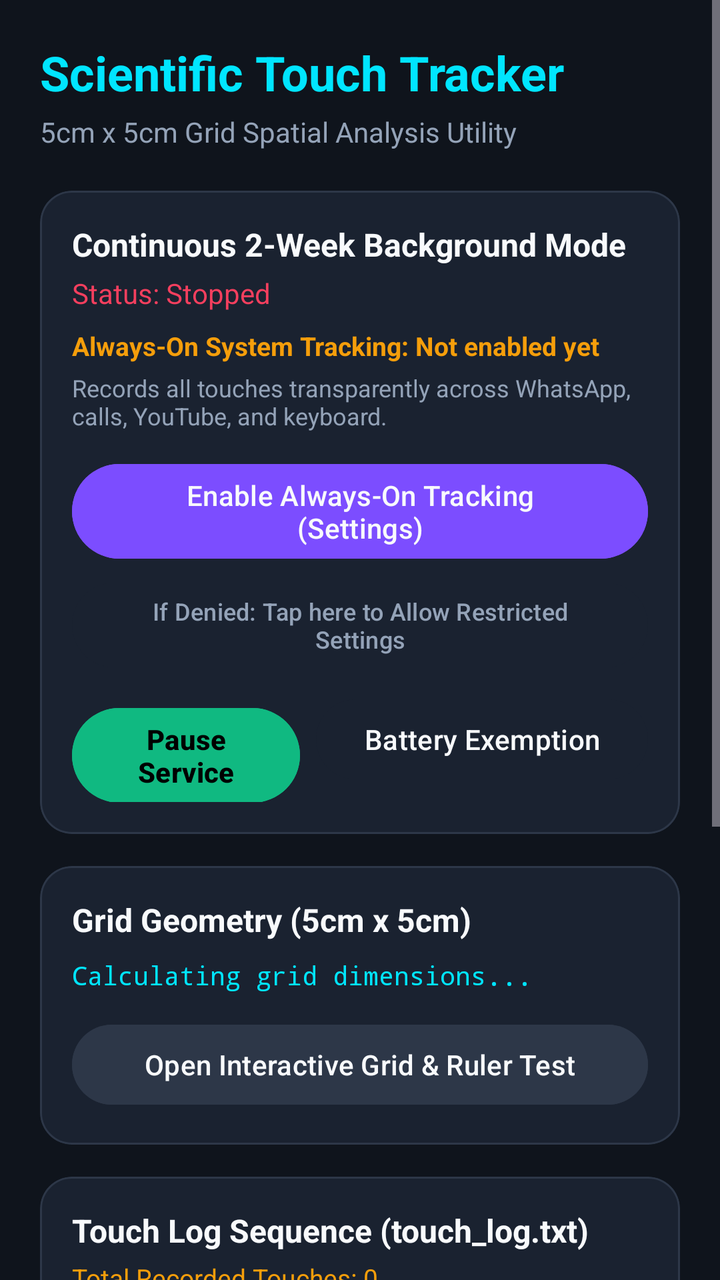
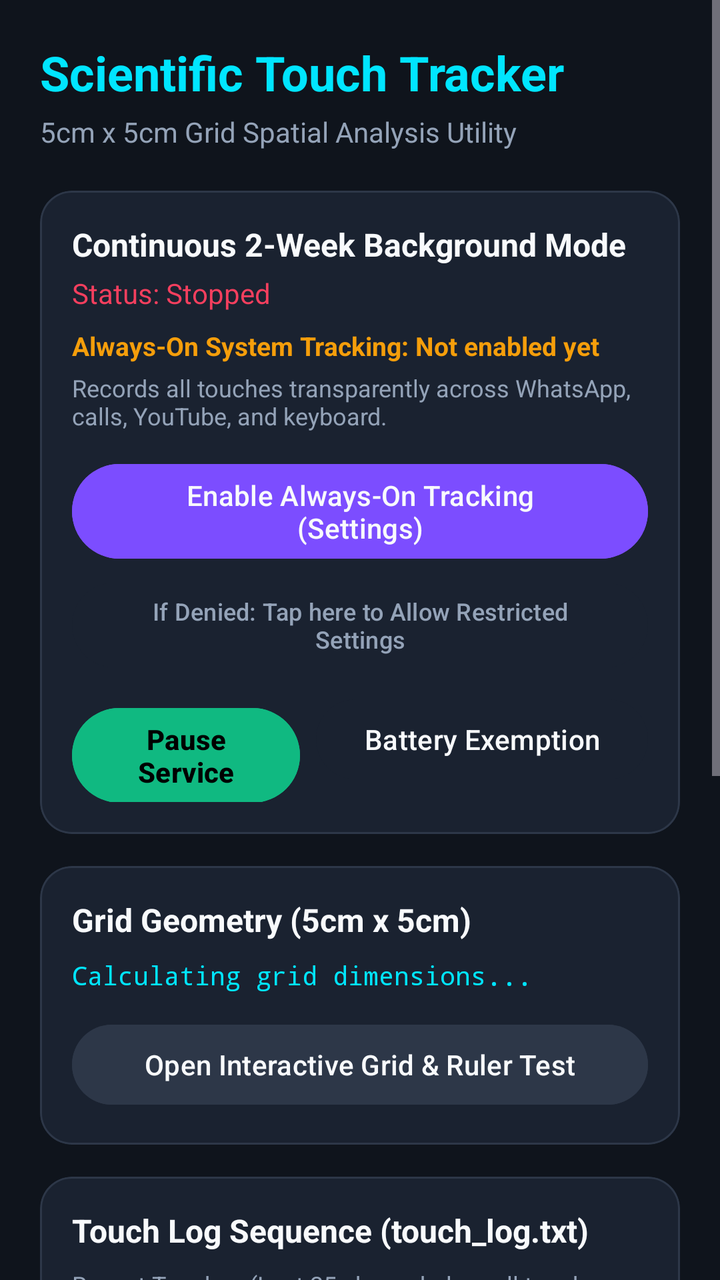

Screens rendered from an Android XML layout before and after an edit, with the pre-edit source and the edit as a unified diff.
<!-- AndroidManifest.xml: application theme Theme.PixelTouchGrid -->
<!-- res/layout/activity_main.xml -->
<?xml version="1.0" encoding="utf-8"?>
<ScrollView xmlns:android="http://schemas.android.com/apk/res/android"
    xmlns:app="http://schemas.android.com/apk/res-auto"
    android:layout_width="match_parent"
    android:layout_height="match_parent"
    android:background="@color/background_dark"
    android:fillViewport="true">

    <LinearLayout
        android:layout_width="match_parent"
        android:layout_height="wrap_content"
        android:orientation="vertical"
        android:padding="20dp">

        
        <TextView
            android:layout_width="wrap_content"
            android:layout_height="wrap_content"
            android:text="Scientific Touch Tracker"
            android:textColor="@color/primary"
            android:textSize="24sp"
            android:textStyle="bold" />

        <TextView
            android:layout_width="wrap_content"
            android:layout_height="wrap_content"
            android:layout_marginTop="4dp"
            android:text="5cm x 5cm Grid Spatial Analysis Utility"
            android:textColor="@color/text_secondary"
            android:textSize="14sp" />

        
        <com.google.android.material.card.MaterialCardView
            android:layout_width="match_parent"
            android:layout_height="wrap_content"
            android:layout_marginTop="20dp"
            app:cardBackgroundColor="@color/surface_dark"
            app:cardCornerRadius="16dp"
            app:cardElevation="0dp"
            app:strokeColor="@color/card_stroke"
            app:strokeWidth="1dp">

            <LinearLayout
                android:layout_width="match_parent"
                android:layout_height="wrap_content"
                android:orientation="vertical"
                android:padding="16dp">

                <TextView
                    android:layout_width="wrap_content"
                    android:layout_height="wrap_content"
                    android:text="Continuous 2-Week Background Mode"
                    android:textColor="@color/text_primary"
                    android:textSize="16sp"
                    android:textStyle="bold" />

                <TextView
                    android:id="@+id/tvServiceStatus"
                    android:layout_width="wrap_content"
                    android:layout_height="wrap_content"
                    android:layout_marginTop="4dp"
                    android:text="Status: Stopped"
                    android:textColor="@color/accent_rose"
                    android:textSize="14sp" />

                <TextView
                    android:id="@+id/tvAccessibilityStatus"
                    android:layout_width="match_parent"
                    android:layout_height="wrap_content"
                    android:layout_marginTop="8dp"
                    android:text="Always-On System Tracking: Not enabled yet"
                    android:textColor="@color/accent_amber"
                    android:textSize="13sp"
                    android:textStyle="bold" />

                <TextView
                    android:layout_width="match_parent"
                    android:layout_height="wrap_content"
                    android:layout_marginTop="4dp"
                    android:text="Records all touches transparently across WhatsApp, calls, YouTube, and keyboard."
                    android:textColor="@color/text_secondary"
                    android:textSize="12sp" />

                <Button
                    android:id="@+id/btnOpenAccessibility"
                    android:layout_width="match_parent"
                    android:layout_height="wrap_content"
                    android:layout_marginTop="12dp"
                    android:backgroundTint="@color/secondary"
                    android:text="Enable Always-On Tracking (Settings)"
                    android:textColor="@color/text_primary" />

                <Button
                    android:id="@+id/btnUnlockRestricted"
                    android:layout_width="match_parent"
                    android:layout_height="wrap_content"
                    android:layout_marginTop="4dp"
                    android:backgroundTint="@color/surface_dark"
                    android:text="If Denied: Tap here to Allow Restricted Settings"
                    android:textColor="@color/text_secondary"
                    android:textSize="12sp" />

                <LinearLayout
                    android:layout_width="match_parent"
                    android:layout_height="wrap_content"
                    android:layout_marginTop="8dp"
                    android:orientation="horizontal">

                    <Button
                        android:id="@+id/btnToggleService"
                        android:layout_width="0dp"
                        android:layout_height="wrap_content"
                        android:layout_weight="1"
                        android:backgroundTint="@color/accent_green"
                        android:text="Pause Service"
                        android:textColor="#000000"
                        android:textStyle="bold" />

                    <Button
                        android:id="@+id/btnBatteryWhitelist"
                        android:layout_width="wrap_content"
                        android:layout_height="wrap_content"
                        android:layout_marginStart="8dp"
                        android:backgroundTint="@color/surface_dark"
                        android:text="Battery Exemption"
                        android:textColor="@color/text_primary" />
                </LinearLayout>

            </LinearLayout>
        </com.google.android.material.card.MaterialCardView>

        
        <com.google.android.material.card.MaterialCardView
            android:layout_width="match_parent"
            android:layout_height="wrap_content"
            android:layout_marginTop="16dp"
            app:cardBackgroundColor="@color/surface_dark"
            app:cardCornerRadius="16dp"
            app:cardElevation="0dp"
            app:strokeColor="@color/card_stroke"
            app:strokeWidth="1dp">

            <LinearLayout
                android:layout_width="match_parent"
                android:layout_height="wrap_content"
                android:orientation="vertical"
                android:padding="16dp">

                <TextView
                    android:layout_width="wrap_content"
                    android:layout_height="wrap_content"
                    android:text="Grid Geometry (5cm x 5cm)"
                    android:textColor="@color/text_primary"
                    android:textSize="16sp"
                    android:textStyle="bold" />

                <TextView
                    android:id="@+id/tvGridDetails"
                    android:layout_width="match_parent"
                    android:layout_height="wrap_content"
                    android:layout_marginTop="8dp"
                    android:fontFamily="monospace"
                    android:text="Calculating grid dimensions..."
                    android:textColor="@color/primary"
                    android:textSize="13sp" />

                <Button
                    android:id="@+id/btnOpenCalibration"
                    android:layout_width="match_parent"
                    android:layout_height="wrap_content"
                    android:layout_marginTop="12dp"
                    android:backgroundTint="@color/card_stroke"
                    android:text="Open Interactive Grid &amp; Ruler Test"
                    android:textColor="@color/text_primary" />

            </LinearLayout>
        </com.google.android.material.card.MaterialCardView>

        
        <com.google.android.material.card.MaterialCardView
            android:layout_width="match_parent"
            android:layout_height="wrap_content"
            android:layout_marginTop="16dp"
            app:cardBackgroundColor="@color/surface_dark"
            app:cardCornerRadius="16dp"
            app:cardElevation="0dp"
            app:strokeColor="@color/card_stroke"
            app:strokeWidth="1dp">

            <LinearLayout
                android:layout_width="match_parent"
                android:layout_height="wrap_content"
                android:orientation="vertical"
                android:padding="16dp">

                <TextView
                    android:layout_width="wrap_content"
                    android:layout_height="wrap_content"
                    android:text="Touch Log Sequence (touch_log.txt)"
                    android:textColor="@color/text_primary"
                    android:textSize="16sp"
                    android:textStyle="bold" />

                <TextView
                    android:id="@+id/tvTouchCounter"
                    android:layout_width="wrap_content"
                    android:layout_height="wrap_content"
                    android:layout_marginTop="4dp"
                    android:text="Total Recorded Touches: 0"
                    android:textColor="@color/accent_amber"
                    android:textSize="13sp" />

                
                <TextView
                    android:id="@+id/tvLogPreview"
                    android:layout_width="match_parent"
                    android:layout_height="wrap_content"
                    android:layout_marginTop="10dp"
                    android:background="#0A0E14"
                    android:fontFamily="monospace"
                    android:padding="12dp"
                    android:text="No touches recorded yet"
                    android:textColor="@color/text_primary"
                    android:textSize="14sp" />

                <LinearLayout
                    android:layout_width="match_parent"
                    android:layout_height="wrap_content"
                    android:layout_marginTop="12dp"
                    android:orientation="horizontal">

                    <Button
                        android:id="@+id/btnExportLog"
                        android:layout_width="0dp"
                        android:layout_height="wrap_content"
                        android:layout_weight="1"
                        android:backgroundTint="@color/primary"
                        android:text="Export / Share Log"
                        android:textColor="#000000"
                        android:textStyle="bold" />

                    <Button
                        android:id="@+id/btnClearLog"
                        android:layout_width="wrap_content"
                        android:layout_height="wrap_content"
                        android:layout_marginStart="8dp"
                        android:backgroundTint="@color/card_stroke"
                        android:text="Clear"
                        android:textColor="@color/accent_rose" />
                </LinearLayout>

            </LinearLayout>
        </com.google.android.material.card.MaterialCardView>

        
        <com.google.android.material.card.MaterialCardView
            android:layout_width="match_parent"
            android:layout_height="wrap_content"
            android:layout_marginTop="16dp"
            android:layout_marginBottom="24dp"
            app:cardBackgroundColor="@color/surface_dark"
            app:cardCornerRadius="16dp"
            app:cardElevation="0dp"
            app:strokeColor="@color/card_stroke"
            app:strokeWidth="1dp">

            <LinearLayout
                android:layout_width="match_parent"
                android:layout_height="wrap_content"
                android:orientation="vertical"
                android:padding="16dp">

                <TextView
                    android:layout_width="wrap_content"
                    android:layout_height="wrap_content"
                    android:text="Remote Git Over-The-Air (OTA) Updates"
                    android:textColor="@color/text_primary"
                    android:textSize="16sp"
                    android:textStyle="bold" />

                <TextView
                    android:id="@+id/tvUpdateStatus"
                    android:layout_width="wrap_content"
                    android:layout_height="wrap_content"
                    android:layout_marginTop="4dp"
                    android:text="App Version: v1.0.0 (Local Build)"
                    android:textColor="@color/text_secondary"
                    android:textSize="13sp" />

                <Button
                    android:id="@+id/btnCheckUpdates"
                    android:layout_width="match_parent"
                    android:layout_height="wrap_content"
                    android:layout_marginTop="12dp"
                    android:backgroundTint="@color/card_stroke"
                    android:text="Check for Remote Git Updates"
                    android:textColor="@color/text_primary" />

            </LinearLayout>
        </com.google.android.material.card.MaterialCardView>

    </LinearLayout>
</ScrollView>
<!-- resources referenced by this layout -->
<resources>
  <color name="accent_amber">#F59E0B</color>
  <color name="accent_green">#10B981</color>
  <color name="accent_rose">#F43F5E</color>
  <color name="background_dark">#0F141C</color>
  <color name="card_stroke">#2D3748</color>
  <color name="primary">#00E5FF</color>
  <color name="secondary">#7C4DFF</color>
  <color name="surface_dark">#1A2230</color>
  <color name="text_primary">#F8FAFC</color>
  <color name="text_secondary">#94A3B8</color>
  <style name="Theme.PixelTouchGrid" parent="Theme.Material3.Dark.NoActionBar">
          <item name="colorPrimary">@color/primary</item>
          <item name="colorSecondary">@color/secondary</item>
          <item name="android:windowBackground">@color/background_dark</item>
          <item name="android:statusBarColor">@color/background_dark</item>
          <item name="android:navigationBarColor">@color/background_dark</item>
      </style>
</resources>

<!-- the commit's change to res/layout/activity_main.xml (unified diff, before → after) -->
@@ -202,20 +202,19 @@
                     android:textStyle="bold" />
 
                 <TextView
-                    android:id="@+id/tvTouchCounter"
-                    android:layout_width="wrap_content"
-                    android:layout_height="wrap_content"
-                    android:layout_marginTop="4dp"
-                    android:text="Total Recorded Touches: 0"
-                    android:textColor="@color/accent_amber"
-                    android:textSize="13sp" />
+                    android:layout_width="wrap_content"
+                    android:layout_height="wrap_content"
+                    android:layout_marginTop="8dp"
+                    android:text="Recent Touches (Last 25 shown below, all touches saved to file):"
+                    android:textColor="@color/text_secondary"
+                    android:textSize="12sp" />
 
                 
                 <TextView
                     android:id="@+id/tvLogPreview"
                     android:layout_width="match_parent"
                     android:layout_height="wrap_content"
-                    android:layout_marginTop="10dp"
+                    android:layout_marginTop="6dp"
                     android:background="#0A0E14"
                     android:fontFamily="monospace"
                     android:padding="12dp"
@@ -223,10 +222,19 @@
                     android:textColor="@color/text_primary"
                     android:textSize="14sp" />
 
+                <Button
+                    android:id="@+id/btnViewFullLog"
+                    android:layout_width="match_parent"
+                    android:layout_height="wrap_content"
+                    android:layout_marginTop="8dp"
+                    android:backgroundTint="@color/card_stroke"
+                    android:text="View Full touch_log.txt File"
+                    android:textColor="@color/text_primary" />
+
                 <LinearLayout
                     android:layout_width="match_parent"
                     android:layout_height="wrap_content"
-                    android:layout_marginTop="12dp"
+                    android:layout_marginTop="8dp"
                     android:orientation="horizontal">
 
                     <Button
